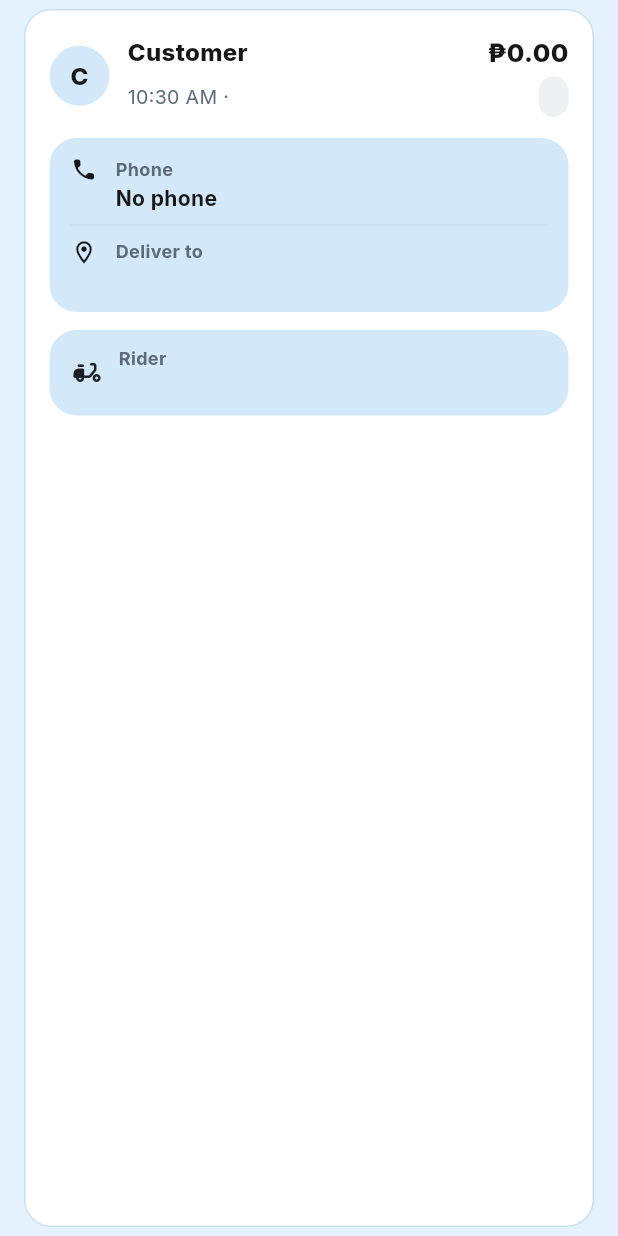
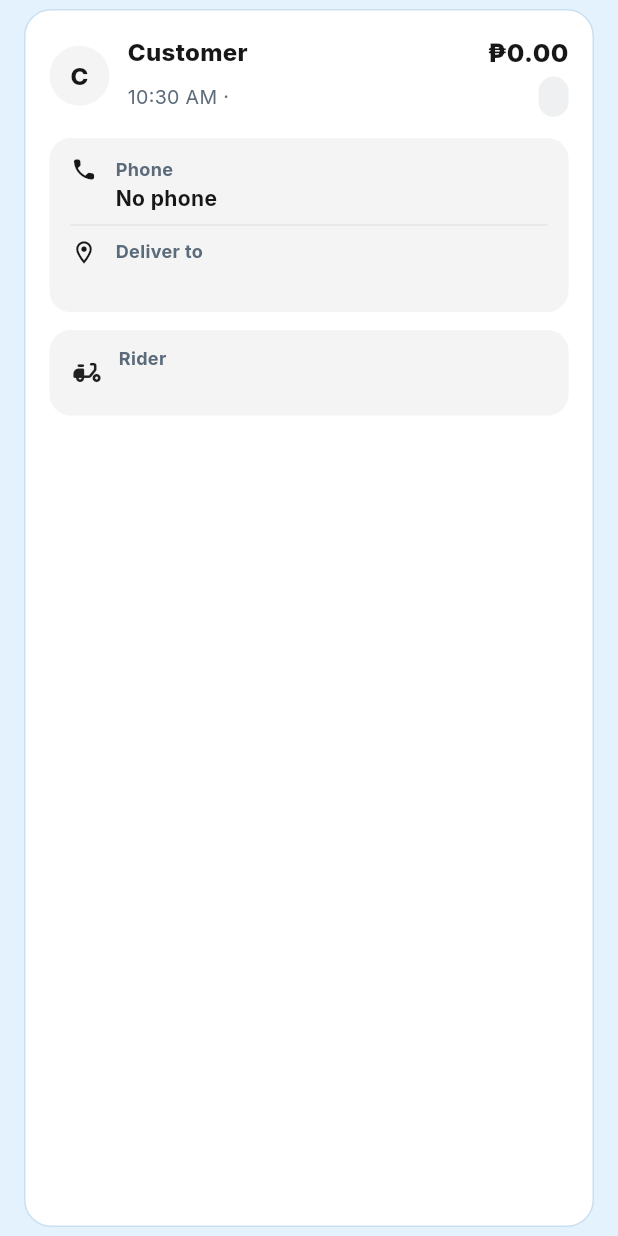
Before and after one commit to Junmarkchi97/Refilly, a Flutter app: the OwnerOrderCard widget shown alone on an empty page, opened directly with empty values, on a phone screen of 412 x 824 dp. Run offline on Flutter 3.47's test engine with Material 3 defaults, Android fonts, the phone set to English and light mode, and no system bars; our stand-ins replace file_picker, fl_chart, flutter_map, geolocator, google_fonts, latlong2 and 3 more; accounts and stored records are empty.

Commit message:
fix(owner): use a neutral fill inside order cards
Replace the sky-blue panels for delivery details and the rider with a gray surface.

Co-authored-by: JunDev <chijunmark97@gmail.com>

```diff
--- a/lib/screens/owner/owner_orders.dart
+++ b/lib/screens/owner/owner_orders.dart
@@ -355,7 +355,7 @@ class OwnerOrderCard extends StatelessWidget {
               children: [
                 CircleAvatar(
                   radius: 20,
-                  backgroundColor: RF.fill,
+                  backgroundColor: _panel,
                   child: Text(
                     customer.characters.first.toUpperCase(),
                     style: const TextStyle(fontWeight: FontWeight.w800, color: RF.ink),
@@ -396,15 +396,15 @@ class OwnerOrderCard extends StatelessWidget {
               ],
             ),
             const SizedBox(height: 14),
-            InfoBox(
+            _Panel(
               padding: const EdgeInsets.symmetric(horizontal: 14, vertical: 12),
               child: Column(
                 children: [
                   _DetailLine(icon: Icons.phone_rounded, label: 'Phone', value: _prettyPhone(phone) ?? 'No phone'),
-                  const Divider(height: 18),
+                  const Divider(height: 18, color: _panelLine),
                   _DetailLine(icon: Icons.location_on_outlined, label: 'Deliver to', value: order.deliveryAddress),
                   if (note != null && note.isNotEmpty) ...[
-                    const Divider(height: 18),
+                    const Divider(height: 18, color: _panelLine),
                     _DetailLine(icon: Icons.sticky_note_2_outlined, label: 'Note', value: note),
                   ],
                 ],
@@ -429,7 +429,7 @@ class OwnerOrderCard extends StatelessWidget {
             ],
             if (order.riderName != null) ...[
               const SizedBox(height: 12),
-              InfoBox(
+              _Panel(
                 padding: const EdgeInsets.fromLTRB(14, 10, 8, 10),
                 child: Row(
                   children: [
@@ -478,6 +478,23 @@ class OwnerOrderCard extends StatelessWidget {
   }
 }
 
+const _panel = Color(0xFFF4F4F5);
+const _panelLine = Color(0xFFE4E4E7);
+
+class _Panel extends StatelessWidget {
+  final Widget child;
+  final EdgeInsets padding;
+  const _Panel({required this.child, required this.padding});
+
+  @override
+  Widget build(BuildContext context) => Container(
+    width: double.infinity,
+    padding: padding,
+    decoration: BoxDecoration(color: _panel, borderRadius: BorderRadius.circular(14)),
+    child: child,
+  );
+}
+
 String _paymentLabel(String method) => switch (method) {
   'cod' => 'Cash',
   'gcash' => 'GCash',
```
Also changed, not shown: 1 other file.
